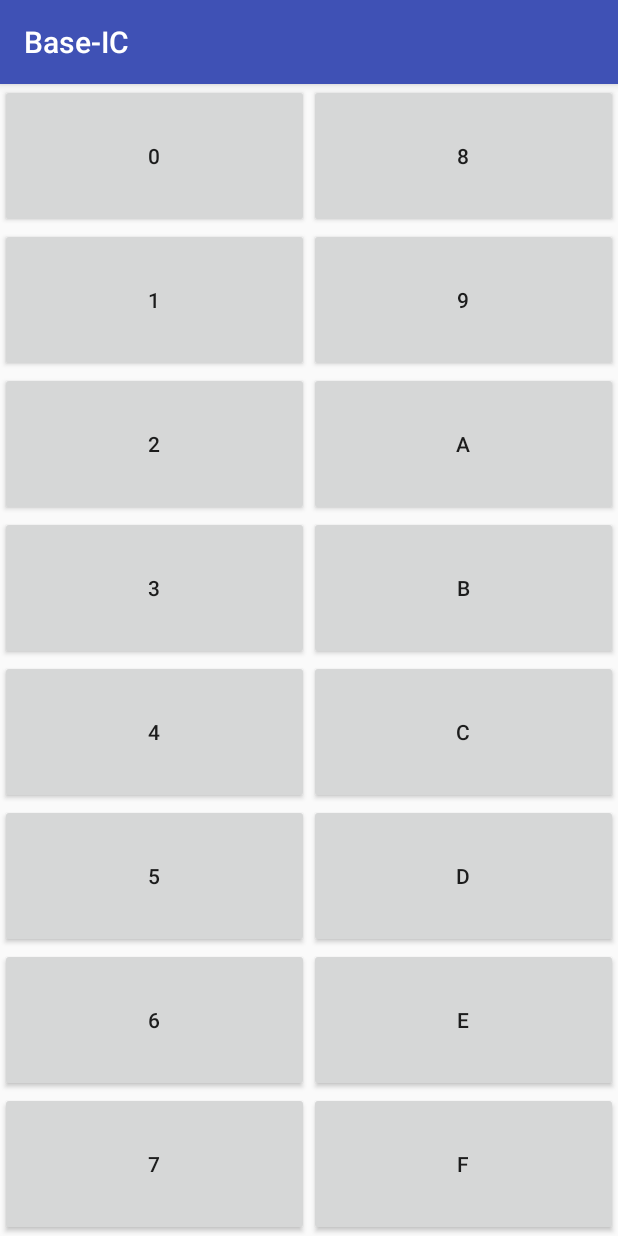
After one commit to rustygriggs/Base-IC_Android, an Android app: the HexActivity screen opened directly, with no data from a screen before it, on a phone screen of 412 x 824 dp. The commit adds this screen. Run offline under Robolectric (Android 15) with nearby library versions, the phone set to English and light mode, and no system bars.

Commit message:
added hex activity

```diff
--- a/app/src/main/AndroidManifest.xml
+++ b/app/src/main/AndroidManifest.xml
@@ -16,6 +16,7 @@
                 <category android:name="android.intent.category.LAUNCHER"/>
             </intent-filter>
         </activity>
+        <activity android:name=".HexActivity"></activity>
     </application>
 
 </manifest>
--- /dev/null
+++ b/app/src/main/java/edu/utah/cs4710/rusty/base_ic/HexActivity.java
@@ -0,0 +1,85 @@
+package edu.utah.cs4710.rusty.base_ic;
+
+import android.os.Bundle;
+import android.support.annotation.Nullable;
+import android.support.v7.app.AppCompatActivity;
+import android.view.ViewGroup;
+import android.widget.Button;
+import android.widget.LinearLayout;
+
+/**
+ * Created by Rusty on 8/5/2017.
+ */
+
+public class HexActivity extends AppCompatActivity {
+
+    @Override
+    protected void onCreate(Bundle savedInstanceState) {
+        super.onCreate(savedInstanceState);
+
+        LinearLayout rootLayout = new LinearLayout(this);
+        rootLayout.setOrientation(LinearLayout.HORIZONTAL);
+        LinearLayout leftSideLayout = new LinearLayout(this);
+        leftSideLayout.setOrientation(LinearLayout.VERTICAL);
+        LinearLayout rightSideLayout = new LinearLayout(this);
+        rightSideLayout.setOrientation(LinearLayout.VERTICAL);
+
+        rootLayout.addView(leftSideLayout, new LinearLayout.LayoutParams(0, ViewGroup.LayoutParams.MATCH_PARENT, 1));
+        rootLayout.addView(rightSideLayout, new LinearLayout.LayoutParams(0, ViewGroup.LayoutParams.MATCH_PARENT, 1));
+
+        Button button0 = new Button(this);
+        Button button1 = new Button(this);
+        Button button2 = new Button(this);
+        Button button3 = new Button(this);
+        Button button4 = new Button(this);
+        Button button5 = new Button(this);
+        Button button6 = new Button(this);
+        Button button7 = new Button(this);
+        Button button8 = new Button(this);
+        Button button9 = new Button(this);
+        Button buttonA = new Button(this);
+        Button buttonB = new Button(this);
+        Button buttonC = new Button(this);
+        Button buttonD = new Button(this);
+        Button buttonE = new Button(this);
+        Button buttonF = new Button(this);
+
+        button0.setText("0");
+        button1.setText("1");
+        button2.setText("2");
+        button3.setText("3");
+        button4.setText("4");
+        button5.setText("5");
+        button6.setText("6");
+        button7.setText("7");
+        button8.setText("8");
+        button9.setText("9");
+        buttonA.setText("A");
+        buttonB.setText("b");
+        buttonC.setText("c");
+        buttonD.setText("d");
+        buttonE.setText("e");
+        buttonF.setText("f");
+
+        leftSideLayout.addView(button0, new LinearLayout.LayoutParams(ViewGroup.LayoutParams.MATCH_PARENT, 0, 1));
+        leftSideLayout.addView(button1, new LinearLayout.LayoutParams(ViewGroup.LayoutParams.MATCH_PARENT, 0, 1));
+        leftSideLayout.addView(button2, new LinearLayout.LayoutParams(ViewGroup.LayoutParams.MATCH_PARENT, 0, 1));
+        leftSideLayout.addView(button3, new LinearLayout.LayoutParams(ViewGroup.LayoutParams.MATCH_PARENT, 0, 1));
+        leftSideLayout.addView(button4, new LinearLayout.LayoutParams(ViewGroup.LayoutParams.MATCH_PARENT, 0, 1));
+        leftSideLayout.addView(button5, new LinearLayout.LayoutParams(ViewGroup.LayoutParams.MATCH_PARENT, 0, 1));
+        leftSideLayout.addView(button6, new LinearLayout.LayoutParams(ViewGroup.LayoutParams.MATCH_PARENT, 0, 1));
+        leftSideLayout.addView(button7, new LinearLayout.LayoutParams(ViewGroup.LayoutParams.MATCH_PARENT, 0, 1));
+
+        rightSideLayout.addView(button8, new LinearLayout.LayoutParams(ViewGroup.LayoutParams.MATCH_PARENT, 0, 1));
+        rightSideLayout.addView(button9, new LinearLayout.LayoutParams(ViewGroup.LayoutParams.MATCH_PARENT, 0, 1));
+        rightSideLayout.addView(buttonA, new LinearLayout.LayoutParams(ViewGroup.LayoutParams.MATCH_PARENT, 0, 1));
+        rightSideLayout.addView(buttonB, new LinearLayout.LayoutParams(ViewGroup.LayoutParams.MATCH_PARENT, 0, 1));
+        rightSideLayout.addView(buttonC, new LinearLayout.LayoutParams(ViewGroup.LayoutParams.MATCH_PARENT, 0, 1));
+        rightSideLayout.addView(buttonD, new LinearLayout.LayoutParams(ViewGroup.LayoutParams.MATCH_PARENT, 0, 1));
+        rightSideLayout.addView(buttonE, new LinearLayout.LayoutParams(ViewGroup.LayoutParams.MATCH_PARENT, 0, 1));
+        rightSideLayout.addView(buttonF, new LinearLayout.LayoutParams(ViewGroup.LayoutParams.MATCH_PARENT, 0, 1));
+
+
+        setContentView(rootLayout);
+    }
+}
--- a/app/src/main/java/edu/utah/cs4710/rusty/base_ic/MainActivity.java
+++ b/app/src/main/java/edu/utah/cs4710/rusty/base_ic/MainActivity.java
@@ -1,12 +1,14 @@
 package edu.utah.cs4710.rusty.base_ic;
 
+import android.content.Intent;
 import android.support.v7.app.AppCompatActivity;
 import android.os.Bundle;
+import android.view.View;
 import android.view.ViewGroup;
 import android.widget.Button;
 import android.widget.LinearLayout;
 
-public class MainActivity extends AppCompatActivity {
+public class MainActivity extends AppCompatActivity implements View.OnClickListener {
 
     @Override
     protected void onCreate(Bundle savedInstanceState) {
@@ -26,10 +28,18 @@ public class MainActivity extends AppCompatActivity {
         Button rangeButton = new Button(this);
         rangeButton.setText("range");
 
-        rootLayout.addView(hexButton, new LinearLayout.LayoutParams(ViewGroup.LayoutParams.WRAP_CONTENT, 0, 1));
-        rootLayout.addView(toggleButton, new LinearLayout.LayoutParams(ViewGroup.LayoutParams.WRAP_CONTENT, 0, 1));
-        rootLayout.addView(rangeButton, new LinearLayout.LayoutParams(ViewGroup.LayoutParams.WRAP_CONTENT, 0, 1));
+        rootLayout.addView(hexButton, new LinearLayout.LayoutParams(ViewGroup.LayoutParams.MATCH_PARENT, 0, 1));
+        rootLayout.addView(toggleButton, new LinearLayout.LayoutParams(ViewGroup.LayoutParams.MATCH_PARENT, 0, 1));
+        rootLayout.addView(rangeButton, new LinearLayout.LayoutParams(ViewGroup.LayoutParams.MATCH_PARENT, 0, 1));
 
+        hexButton.setOnClickListener(this);
+    }
 
+    @Override
+    public void onClick(View view) {
+        Intent showHexButton = new Intent();
+        showHexButton.setClass(this, HexActivity.class);
+        startActivity(showHexButton);
+        //startActivityForResult(showHexButton, PICK_PAINT_REQUEST);
     }
 }
--- /dev/null
+++ b/app/src/main/java/edu/utah/cs4710/rusty/base_ic/ToggleActivity.java
@@ -0,0 +1,18 @@
+package edu.utah.cs4710.rusty.base_ic;
+
+import android.os.Bundle;
+import android.support.annotation.Nullable;
+import android.support.v7.app.AppCompatActivity;
+
+/**
+ * Created by Rusty on 8/5/2017.
+ */
+
+public class ToggleActivity extends AppCompatActivity {
+    @Override
+    protected void onCreate(@Nullable Bundle savedInstanceState) {
+        super.onCreate(savedInstanceState);
+
+
+    }
+}
```
